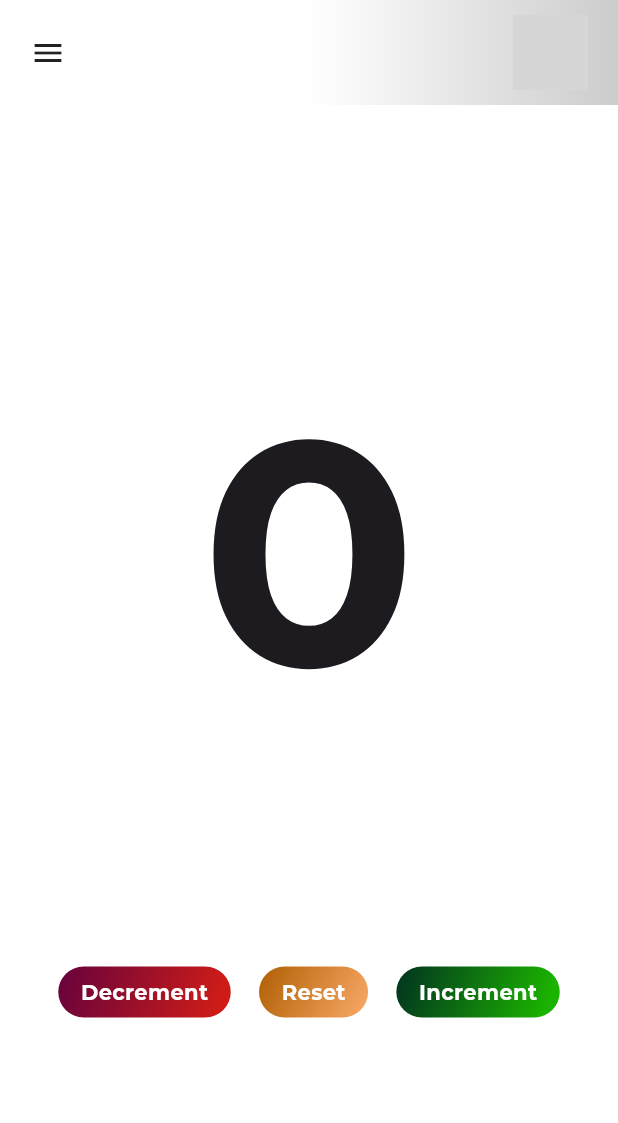
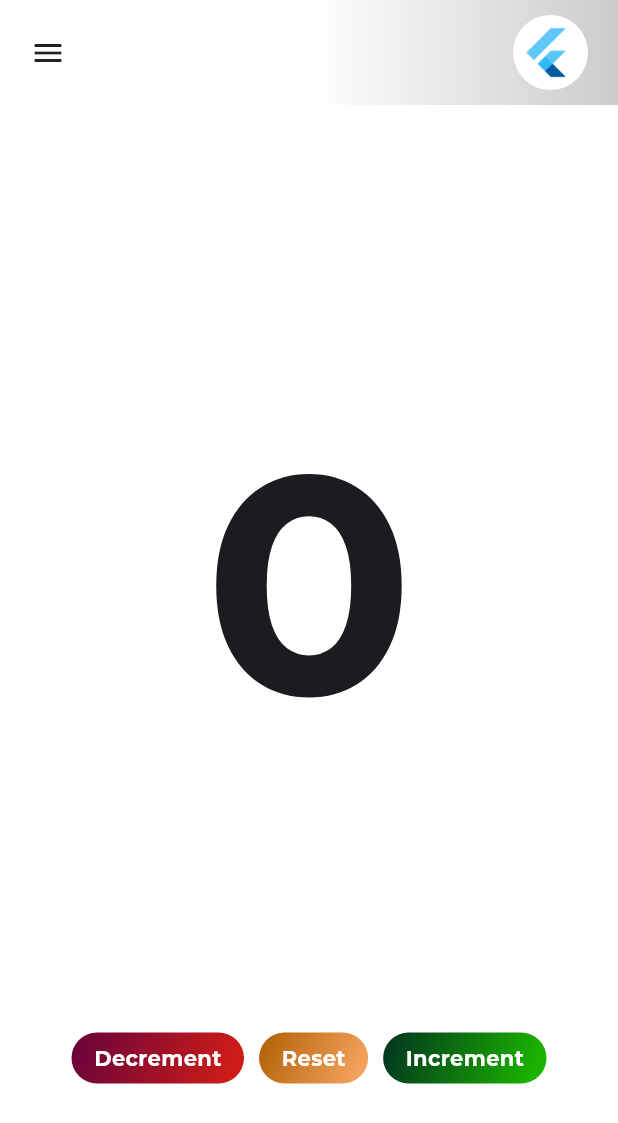
Before and after one commit to Jagannathan-Dev/counter_app, a Flutter app: the Dashboard screen opened by its route, on a phone screen of 412 x 824 dp. Shown: the top 1123 px of the screen. Run offline on Flutter 3.47's test engine with Material 3 defaults, Android fonts, the phone set to English and light mode, and no system bars; our stand-ins replace flutter_riverpod, google_fonts, shared_preferences; accounts and stored records are empty; grey boxes are pictures that could not be loaded.

Commit message:
issues fixed

```diff
--- a/lib/components/counter.dart
+++ b/lib/components/counter.dart
@@ -19,15 +19,17 @@ class Counter extends ConsumerWidget {
             child: Text(
               '$count',
               style: GoogleFonts.montserrat(
-                fontSize: MediaQuery.of(context).size.width - 200,
+                fontSize: MediaQuery.of(context).size.width * 0.5,
                 fontWeight: FontWeight.bold,
               ),
             ),
           ),
 
           // Buttons
-          Row(
-            mainAxisAlignment: MainAxisAlignment.spaceEvenly,
+          Wrap(
+            spacing: 10,
+            runSpacing: 5,
+            alignment: WrapAlignment.center,
             children: [
               ButtonGradient(
                 'Decrement',
--- a/lib/constants/imgReq.dart
+++ b/lib/constants/imgReq.dart
@@ -3,4 +3,5 @@ const Map<String, dynamic> imgReq = {
   "login": 'assets/images/login.png',
   "index": 'assets/images/index.png',
   "bgImg": 'assets/images/bgImg.jpg',
+  "flutter": 'assets/images/flutter.jpg',
 };
--- a/lib/main.dart
+++ b/lib/main.dart
@@ -55,7 +55,7 @@ class _TokenState extends State<CheckToken> {
     if (token == null || token.isEmpty) {
       Navigator.pushReplacementNamed(context, '/login_index');
     } else {
-      Navigator.pushReplacementNamed(context, '/counter');
+      Navigator.pushReplacementNamed(context, '/dashboard');
     }
   }
 
--- a/lib/screens/dashboard/dashboard.dart
+++ b/lib/screens/dashboard/dashboard.dart
@@ -2,6 +2,7 @@ import 'dart:convert';
 
 import 'package:counter_app/components/counter.dart';
 import 'package:counter_app/constants/colors.dart';
+import 'package:counter_app/constants/imgReq.dart';
 import 'package:flutter/material.dart';
 import 'package:google_fonts/google_fonts.dart';
 import 'package:shared_preferences/shared_preferences.dart';
@@ -76,8 +77,8 @@ class CounterState extends State<Dashboard> {
                             SizedBox(width: 10),
                             ClipRRect(
                               borderRadius: BorderRadius.circular(100),
-                              child: Image.network(
-                                'https://images.pexels.com/photos/771742/pexels-photo-771742.jpeg?cs=srgb&dl=pexels-moh-adbelghaffar-771742.jpg&fm=jpg',
+                              child: Image.asset(
+                                imgReq['flutter'],
                                 width: 50,
                                 height: 50,
                                 fit: BoxFit.cover,
@@ -90,7 +91,16 @@ class CounterState extends State<Dashboard> {
                   ),
                 ),
               ),
-              Expanded(child: Counter()),
+              Expanded(
+                child: SingleChildScrollView(
+                  child: ConstrainedBox(
+                    constraints: BoxConstraints(
+                      minHeight: MediaQuery.of(context).size.height,
+                    ),
+                    child: Counter(),
+                  ),
+                ),
+              ),
             ],
           ),
         ),
```
Also changed, not shown: lib/screens/login_register/index.dart (+11 -2 lines), lib/screens/login_register/user_login.dart (+7 -4 lines), assets/images/flutter.jpg (added), 4 other files.
